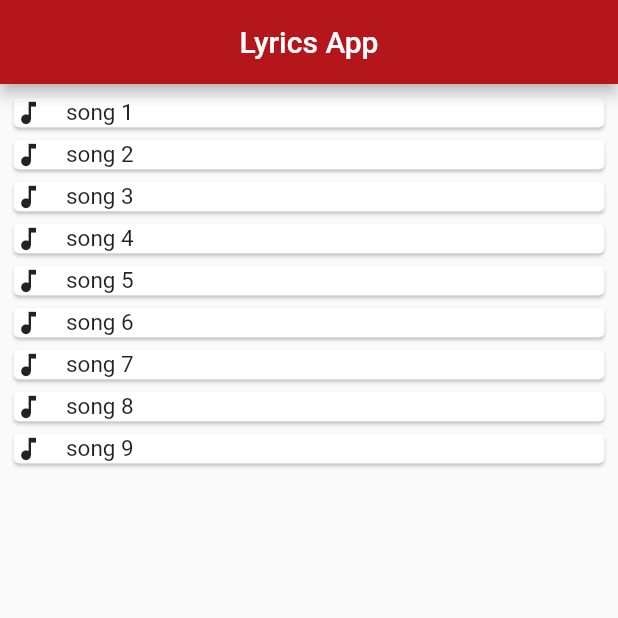
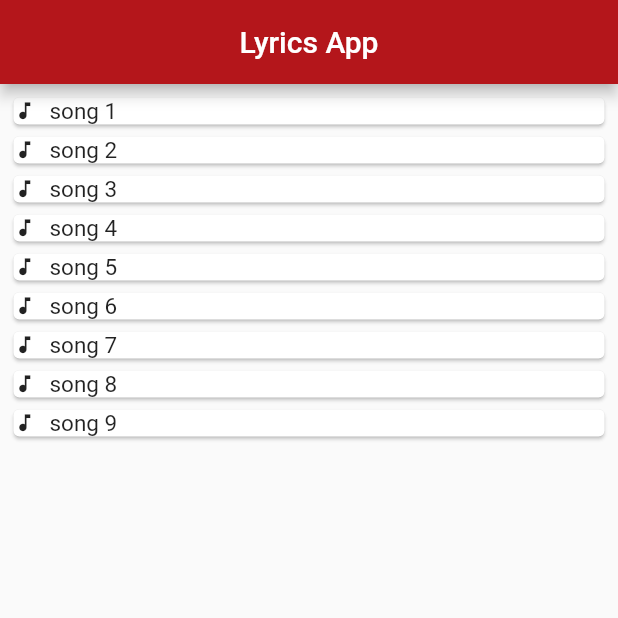
Before and after one commit to hancyboy/musicalApp, a Flutter app: the screen it shows after launch, on a phone screen of 412 x 824 dp, the top half of it. Run offline on Flutter 3.47's test engine with Material 2 defaults, Android fonts, the phone set to English and light mode, and no system bars; our stand-ins replace webview_flutter.

Commit message:
test commit

```diff
--- a/lib/main.dart
+++ b/lib/main.dart
@@ -88,10 +88,10 @@ class HomePage extends StatelessWidget {
                     children: [
                       Icon(
                         Icons.music_note,
-                        size: 20,
+                        size: 15,
                       ),
                       SizedBox(
-                        width: 15,
+                        width: 9,
                       ),
                       Text(
                         songlist[index],
```
